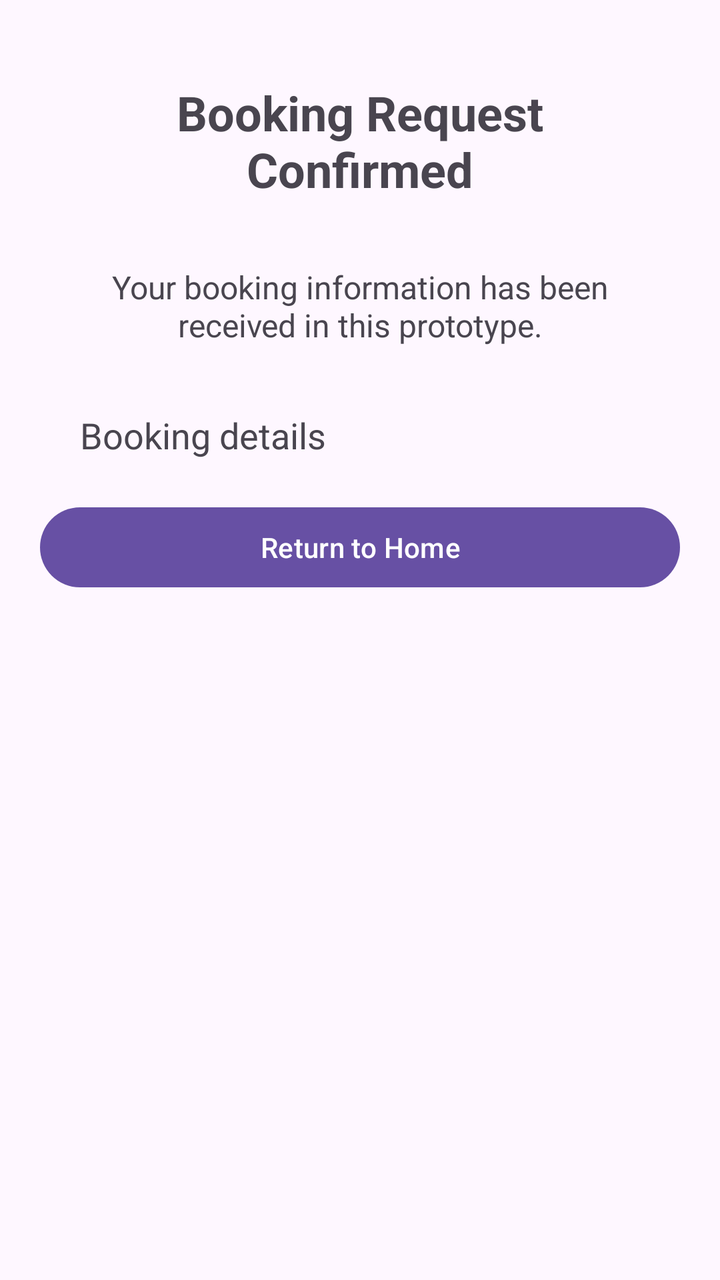
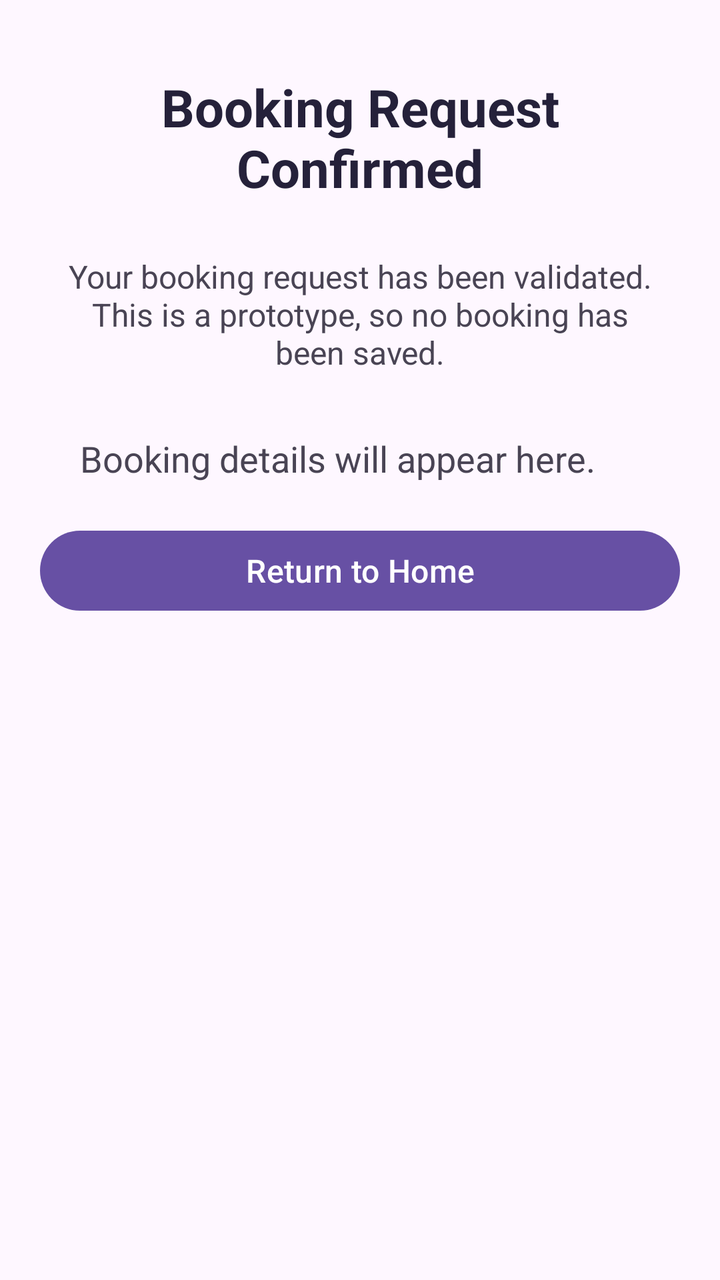

Two renders of the same Android screen: before a commit and after it. Below are the layout's source before the change and the commit's diff.
<!-- AndroidManifest.xml: application theme Theme.CommunitySpaceBooking -->
<!-- res/layout/activity_booking_confirmation.xml -->
<?xml version="1.0" encoding="utf-8"?>
<ScrollView xmlns:android="http://schemas.android.com/apk/res/android"
    android:layout_width="match_parent"
    android:layout_height="match_parent"
    android:fillViewport="true">

    <LinearLayout
        android:layout_width="match_parent"
        android:layout_height="wrap_content"
        android:orientation="vertical"
        android:padding="20dp">

        <TextView
            android:layout_width="match_parent"
            android:layout_height="wrap_content"
            android:gravity="center"
            android:padding="20dp"
            android:text="Booking Request Confirmed"
            android:textSize="24sp"
            android:textStyle="bold" />

        <TextView
            android:layout_width="match_parent"
            android:layout_height="wrap_content"
            android:gravity="center"
            android:padding="12dp"
            android:text="Your booking information has been received in this prototype."
            android:textSize="16sp" />

        <TextView
            android:id="@+id/txtConfirmationDetails"
            android:layout_width="match_parent"
            android:layout_height="wrap_content"
            android:padding="20dp"
            android:text="Booking details"
            android:textSize="18sp" />

        <Button
            android:id="@+id/btnConfirmationHome"
            android:layout_width="match_parent"
            android:layout_height="wrap_content"
            android:text="Return to Home" />

    </LinearLayout>
</ScrollView>
<!-- resources referenced by this layout -->
<resources>
  <style name="Theme.CommunitySpaceBooking" parent="Base.Theme.CommunitySpaceBooking" />
  <style name="Base.Theme.CommunitySpaceBooking" parent="Theme.Material3.DayNight.NoActionBar">
          
          
      </style>
</resources>

<!-- the commit's change to res/layout/activity_booking_confirmation.xml (unified diff, before → after) -->
@@ -1,5 +1,6 @@
 <?xml version="1.0" encoding="utf-8"?>
-<ScrollView xmlns:android="http://schemas.android.com/apk/res/android"
+<ScrollView
+    xmlns:android="http://schemas.android.com/apk/res/android"
     android:layout_width="match_parent"
     android:layout_height="match_parent"
     android:fillViewport="true">
@@ -11,35 +12,34 @@
         android:padding="20dp">
 
         <TextView
+            style="@style/AppScreenTitle"
+            android:layout_width="match_parent"
+            android:layout_height="wrap_content"
+            android:text="Booking Request Confirmed" />
+
+        <TextView
+            style="@style/AppBodyText"
             android:layout_width="match_parent"
             android:layout_height="wrap_content"
             android:gravity="center"
-            android:padding="20dp"
-            android:text="Booking Request Confirmed"
-            android:textSize="24sp"
-            android:textStyle="bold" />
-
-        <TextView
-            android:layout_width="match_parent"
-            android:layout_height="wrap_content"
-            android:gravity="center"
-            android:padding="12dp"
-            android:text="Your booking information has been received in this prototype."
-            android:textSize="16sp" />
+            android:text="Your booking request has been validated. This is a prototype, so no booking has been saved." />
 
         <TextView
             android:id="@+id/txtConfirmationDetails"
+            style="@style/AppBodyText"
             android:layout_width="match_parent"
             android:layout_height="wrap_content"
             android:padding="20dp"
-            android:text="Booking details"
+            android:text="Booking details will appear here."
             android:textSize="18sp" />
 
         <Button
             android:id="@+id/btnConfirmationHome"
+            style="@style/AppPrimaryButton"
             android:layout_width="match_parent"
             android:layout_height="wrap_content"
             android:text="Return to Home" />
 
     </LinearLayout>
+
 </ScrollView>
<!-- resource entries referenced after the edit -->
@@ -1,5 +1,22 @@
 <!-- resources referenced by this layout -->
 <resources>
+  <style name="AppBodyText">
+          <item name="android:textSize">16sp</item>
+          <item name="android:textColor">#494454</item>
+          <item name="android:padding">10dp</item>
+      </style>
+  <style name="AppPrimaryButton">
+          <item name="android:textAllCaps">false</item>
+          <item name="android:textSize">16sp</item>
+          <item name="android:minHeight">48dp</item>
+      </style>
+  <style name="AppScreenTitle">
+          <item name="android:textSize">26sp</item>
+          <item name="android:textStyle">bold</item>
+          <item name="android:textColor">#25213A</item>
+          <item name="android:gravity">center</item>
+          <item name="android:padding">16dp</item>
+      </style>
   <style name="Theme.CommunitySpaceBooking" parent="Base.Theme.CommunitySpaceBooking" />
   <style name="Base.Theme.CommunitySpaceBooking" parent="Theme.Material3.DayNight.NoActionBar">
           
